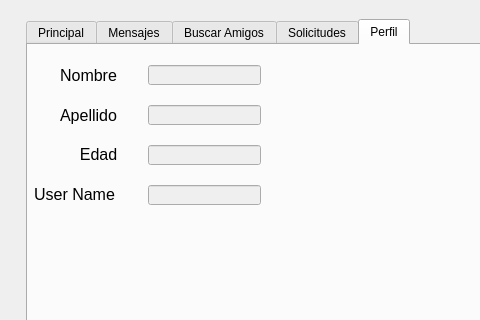
First picture: the form in TF/Red_Social/interfas.ui, repository PrenxLibert/Trabajo-Parcial-red-social-3-ciclo, before the edit; both pictures show x 0 to 480 and y 0 to 320 of the 614 by 472 pixel window.
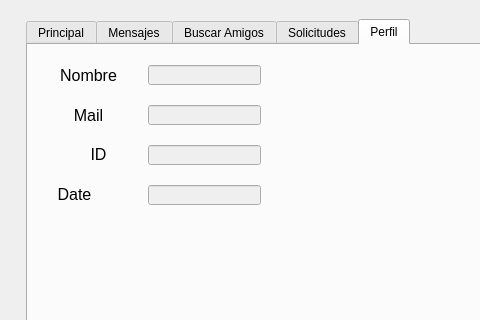
Second picture: the form after the edit.

Commit message: Struct user actualizado al excel

What changed in the file:
```diff
--- a/TF/Red_Social/interfas.ui
+++ b/TF/Red_Social/interfas.ui
@@ -172,7 +172,7 @@
       </rect>
      </property>
      <property name="text">
-      <string>&lt;html&gt;&lt;head/&gt;&lt;body&gt;&lt;p align=&quot;center&quot;&gt;&lt;span style=&quot; font-size:12pt;&quot;&gt;Apellido&lt;/span&gt;&lt;/p&gt;&lt;/body&gt;&lt;/html&gt;</string>
+      <string>&lt;html&gt;&lt;head/&gt;&lt;body&gt;&lt;p align=&quot;center&quot;&gt;&lt;span style=&quot; font-size:12pt;&quot;&gt;Mail&lt;/span&gt;&lt;/p&gt;&lt;/body&gt;&lt;/html&gt;</string>
      </property>
     </widget>
     <widget class="QLabel" name="label_3">
@@ -185,7 +185,7 @@
       </rect>
      </property>
      <property name="text">
-      <string>&lt;html&gt;&lt;head/&gt;&lt;body&gt;&lt;p align=&quot;center&quot;&gt;&lt;span style=&quot; font-size:12pt;&quot;&gt;Edad&lt;/span&gt;&lt;/p&gt;&lt;/body&gt;&lt;/html&gt;</string>
+      <string>&lt;html&gt;&lt;head/&gt;&lt;body&gt;&lt;p align=&quot;center&quot;&gt;&lt;span style=&quot; font-size:12pt;&quot;&gt;ID&lt;/span&gt;&lt;/p&gt;&lt;/body&gt;&lt;/html&gt;</string>
      </property>
     </widget>
     <widget class="QLabel" name="label_4">
@@ -198,7 +198,7 @@
       </rect>
      </property>
      <property name="text">
-      <string>&lt;html&gt;&lt;head/&gt;&lt;body&gt;&lt;p align=&quot;center&quot;&gt;&lt;span style=&quot; font-size:12pt;&quot;&gt;User Name&lt;/span&gt;&lt;/p&gt;&lt;/body&gt;&lt;/html&gt;</string>
+      <string>&lt;html&gt;&lt;head/&gt;&lt;body&gt;&lt;p align=&quot;center&quot;&gt;&lt;span style=&quot; font-size:12pt;&quot;&gt;Date&lt;/span&gt;&lt;/p&gt;&lt;/body&gt;&lt;/html&gt;</string>
      </property>
     </widget>
     <widget class="QLineEdit" name="tbxName">
```
Left out of the diff: 6 changed lines with no effect on the pictures. The commit also changes 5 other files.
